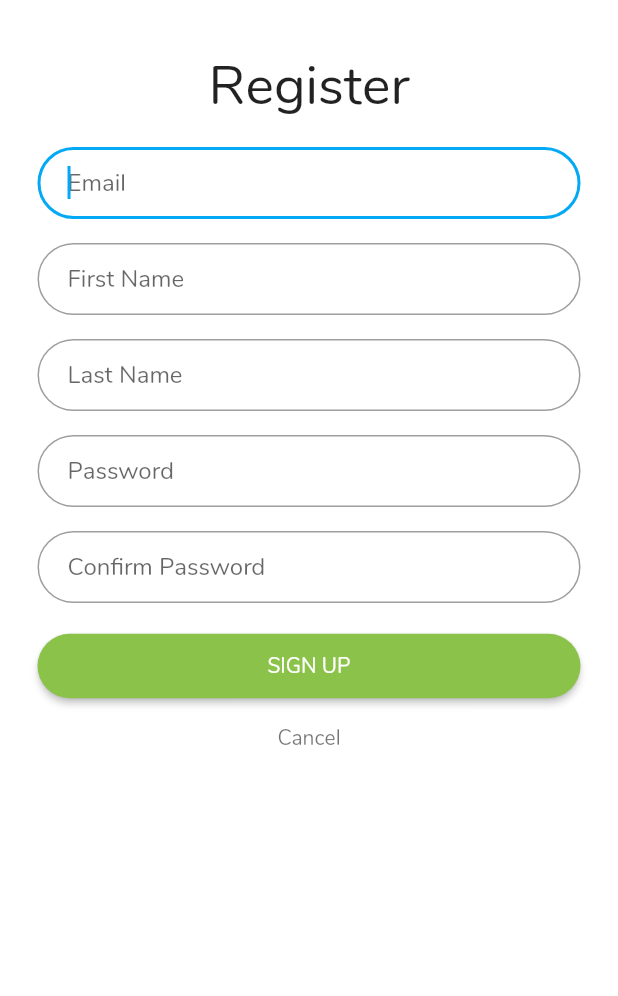
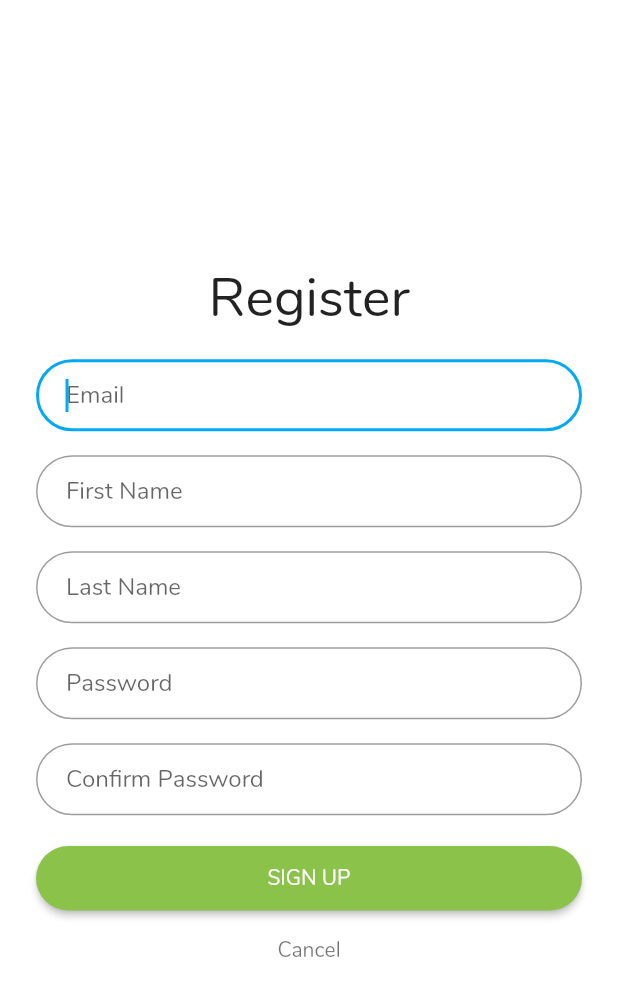
Before and after one commit to brianrp2000/flutter-firebase-registration-ui, a Flutter app: the RegisterPage screen opened by its route, on a phone screen of 412 x 824 dp. Shown: the top 996 px of the screen. Run offline on Flutter 3.47's test engine with Material 2 defaults, Android fonts, the phone set to English and light mode, and no system bars; our stand-ins replace cloud_firestore, firebase_auth; accounts and stored records are empty.

Commit message:
Centered form and moved up keyboard on input.

```diff
--- a/lib/register_page.dart
+++ b/lib/register_page.dart
@@ -33,11 +33,12 @@ class _RegisterPageState extends State<RegisterPage> {
   Widget build(BuildContext context) {
     return Scaffold(
       backgroundColor: Colors.white,
-      body: Container(
-          padding: new EdgeInsets.all(25.0),
+      body: Center(
           child: Form(
               key: _formKey,
               child: ListView(
+                shrinkWrap: true,
+                padding: EdgeInsets.only(left: 24.0, right: 24.0),
                 children: <Widget>[
                   Padding(
                     padding: EdgeInsets.all(8.0),
```
